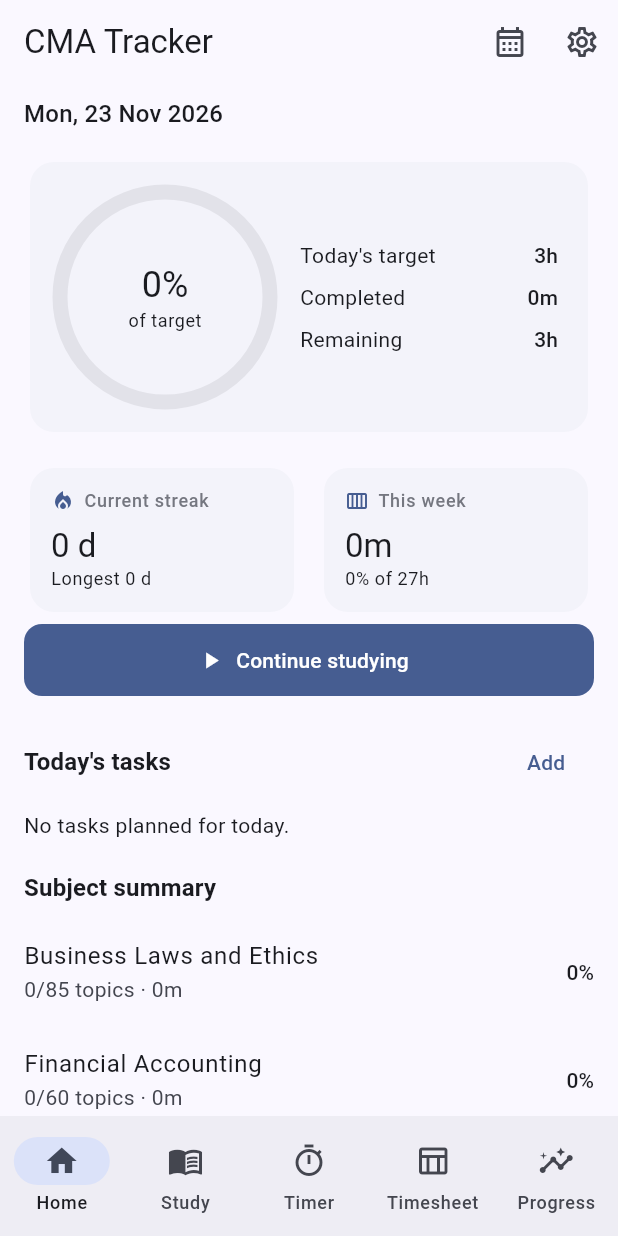
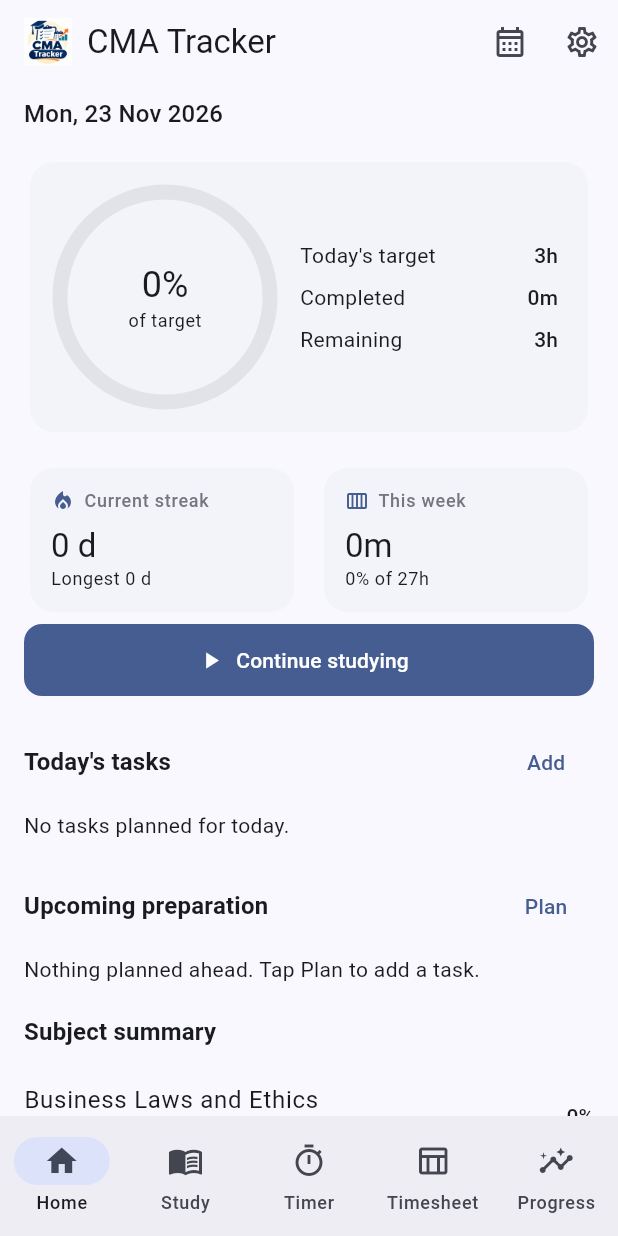
Before and after one commit to prashanth0402/CMATracker, a Flutter app: the screen it shows after launch, on a phone screen of 412 x 824 dp. Run offline on Flutter 3.47's test engine with Material 3 defaults, Android fonts, the phone set to English and light mode, and no system bars; our stand-ins replace csv, drift, file_picker, flutter_local_notifications, flutter_riverpod, go_router and 4 more; accounts and stored records are empty; generated files the repository leaves out were written again; network calls fail.

Commit message:
Add CMA Tracker logo/splash, upcoming preparation section, AdMob banner
Co-Authored-By: Claude Sonnet 5.5 <noreply@anthropic.com>
Claude-Session: https://claude.ai/code/session_01KN23Av8BRUn4DqTvSucc9e

```diff
--- a/lib/features/dashboard/dashboard_screen.dart
+++ b/lib/features/dashboard/dashboard_screen.dart
@@ -7,6 +7,7 @@ import '../../core/providers/providers.dart';
 import '../../core/utils/date_utils.dart';
 import '../../data/database/database.dart';
 import '../../shared/widgets/common.dart';
+import '../../shared/widgets/upcoming_preparation.dart';
 
 class DashboardScreen extends ConsumerWidget {
   const DashboardScreen({super.key});
@@ -22,7 +23,14 @@ class DashboardScreen extends ConsumerWidget {
 
     return Scaffold(
       appBar: AppBar(
-        title: const Text('CMA Tracker'),
+        title: Row(
+          mainAxisSize: MainAxisSize.min,
+          children: [
+            Image.asset('assets/images/logo_small.png', height: 32, width: 32),
+            const SizedBox(width: 10),
+            const Text('CMA Tracker'),
+          ],
+        ),
         actions: [
           IconButton(
             tooltip: 'Calendar',
@@ -147,6 +155,7 @@ class DashboardScreen extends ConsumerWidget {
                       ],
                     ),
             ),
+            const UpcomingPreparationSection(),
             const SectionHeader('Subject summary'),
             AsyncView(
               value: subjectProgress,
--- a/lib/main.dart
+++ b/lib/main.dart
@@ -3,6 +3,7 @@ import 'package:flutter_riverpod/flutter_riverpod.dart';
 
 import 'app/app.dart';
 import 'core/providers/providers.dart';
+import 'core/services/ad_service.dart';
 import 'core/services/notification_service.dart';
 import 'data/database/database.dart';
 import 'data/repositories/seed_repository.dart';
@@ -10,6 +11,9 @@ import 'data/repositories/settings_repository.dart';
 
 Future<void> main() async {
   WidgetsFlutterBinding.ensureInitialized();
+
+  // Fire-and-forget: ads must never delay app start.
+  AdService.instance.init();
 
   final db = AppDatabase();
   await SeedRepository(db).ensureSeeded();
--- a/lib/shared/widgets/scaffold_shell.dart
+++ b/lib/shared/widgets/scaffold_shell.dart
@@ -1,5 +1,7 @@
 import 'package:flutter/material.dart';
 import 'package:go_router/go_router.dart';
+
+import 'banner_ad_widget.dart';
 
 /// Bottom-navigation host for the five primary tabs.
 class ScaffoldShell extends StatelessWidget {
@@ -18,7 +20,11 @@ class ScaffoldShell extends StatelessWidget {
   Widget build(BuildContext context) {
     return Scaffold(
       body: shell,
-      bottomNavigationBar: NavigationBar(
+      bottomNavigationBar: Column(
+        mainAxisSize: MainAxisSize.min,
+        children: [
+          const BannerAdWidget(),
+          NavigationBar(
             selectedIndex: shell.currentIndex,
             destinations: _destinations,
             onDestinationSelected: (i) => shell.goBranch(
@@ -26,6 +32,8 @@ class ScaffoldShell extends StatelessWidget {
               initialLocation: i == shell.currentIndex,
             ),
           ),
+        ],
+      ),
     );
   }
 }
--- /dev/null
+++ b/lib/shared/widgets/upcoming_preparation.dart
@@ -0,0 +1,114 @@
+import 'package:flutter/material.dart';
+import 'package:flutter_riverpod/flutter_riverpod.dart';
+import 'package:go_router/go_router.dart';
+
+import '../../core/extensions/extensions.dart';
+import '../../core/providers/providers.dart';
+import '../../core/utils/date_utils.dart';
+import '../../data/database/database.dart';
+import 'common.dart';
+
+/// "Upcoming preparation": the next planned (not yet completed) study tasks
+/// after today, soonest first.
+class UpcomingPreparationSection extends ConsumerWidget {
+  const UpcomingPreparationSection({super.key, this.maxItems = 5});
+  final int maxItems;
+
+  @override
+  Widget build(BuildContext context, WidgetRef ref) {
+    final upcoming = ref.watch(upcomingTasksProvider);
+    final lookup = ref.watch(syllabusLookupProvider).valueOrNull;
+    final todayIso = AppDate.isoDay(DateTime.now());
+
+    return Column(
+      crossAxisAlignment: CrossAxisAlignment.start,
+      children: [
+        SectionHeader(
+          'Upcoming preparation',
+          trailing: TextButton(
+            onPressed: () => context.push('/task/edit'),
+            child: const Text('Plan'),
+          ),
+        ),
+        upcoming.when(
+          loading: () => const Padding(
+            padding: EdgeInsets.all(16),
+            child: Center(child: CircularProgressIndicator()),
+          ),
+          error: (_, __) => const Padding(
+            padding: EdgeInsets.symmetric(horizontal: 16),
+            child: Text('Could not load upcoming tasks.'),
+          ),
+          data: (all) {
+            // Today's tasks already appear under "Today's tasks".
+            final list =
+                all.where((t) => t.day.compareTo(todayIso) > 0).toList();
+            if (list.isEmpty) {
+              return const Padding(
+                padding: EdgeInsets.symmetric(horizontal: 16),
+                child: Text('Nothing planned ahead. Tap Plan to add a task.'),
+              );
+            }
+            final shown = list.take(maxItems).toList();
+            return Column(
+              children: [
+                for (final t in shown)
+                  _UpcomingTile(
+                    task: t,
+                    subject: lookup?.subject(t.subjectId) ?? '',
+                  ),
+                if (list.length > shown.length)
+                  Padding(
+                    padding: const EdgeInsets.fromLTRB(16, 4, 16, 0),
+                    child: Align(
+                      alignment: Alignment.centerLeft,
+                      child: Text(
+                        '+${list.length - shown.length} more planned',
+                        style: context.texts.bodySmall,
+                      ),
+                    ),
+                  ),
+              ],
+            );
+          },
+        ),
+      ],
+    );
+  }
+}
+
+class _UpcomingTile extends StatelessWidget {
+  const _UpcomingTile({required this.task, required this.subject});
+  final StudyTask task;
+  final String subject;
+
+  static String _when(DateTime day) {
+    final diff = AppDate.dayStart(day)
+        .difference(AppDate.dayStart(DateTime.now()))
+        .inDays;
+    if (diff == 1) return 'Tomorrow';
+    if (diff < 7) return 'In $diff days';
+    return AppDate.displayDate(day);
+  }
+
+  @override
+  Widget build(BuildContext context) {
+    final day = DateTime.parse(task.day);
+    final details = [
+      _when(day),
+      if (subject.isNotEmpty) subject,
+      if (task.plannedMinutes > 0) AppDate.formatMinutes(task.plannedMinutes),
+    ].join(' · ');
+    return ListTile(
+      leading: CircleAvatar(
+        backgroundColor: context.colors.primaryContainer,
+        foregroundColor: context.colors.onPrimaryContainer,
+        child: Text('${day.day}'),
+      ),
+      title: Text(task.title, maxLines: 1, overflow: TextOverflow.ellipsis),
+      subtitle: Text(details, maxLines: 1, overflow: TextOverflow.ellipsis),
+      trailing: const Icon(Icons.chevron_right),
+      onTap: () => context.push('/task/edit', extra: task),
+    );
+  }
+}
--- a/pubspec.yaml
+++ b/pubspec.yaml
@@ -36,6 +36,9 @@ dependencies:
   file_picker: ^8.1.6
   share_plus: ^10.1.2
 
+  # Ads
+  google_mobile_ads: ^5.3.0
+
   # Date / number formatting
   intl: ^0.20.1
 
@@ -48,3 +51,5 @@ dev_dependencies:
 
 flutter:
   uses-material-design: true
+  assets:
+    - assets/images/
```
Also changed, not shown: lib/core/services/ad_service.dart (added, +44 -0 lines), lib/shared/widgets/banner_ad_widget.dart (added, +74 -0 lines), assets/images/logo.png (added), assets/images/logo_small.png (added), 38 other files. Lines whose indentation alone changed are shown as unchanged.
